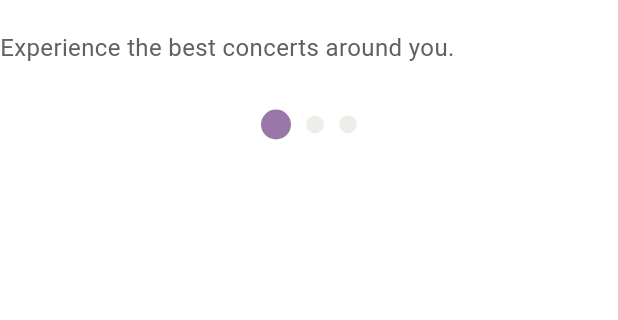
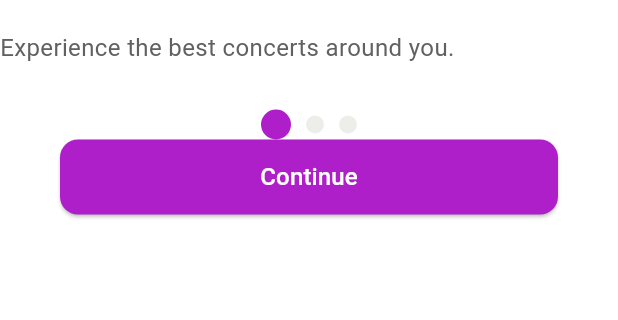
Before and after one commit to Frientia/project_mobile_UAS, a Flutter app: the screen it shows after launch, on a phone screen of 412 x 824 dp, the part 411-731 px from its top. Run offline on Flutter 3.47's test engine with Material 3 defaults, Android fonts, the phone set to English and light mode, and no system bars.

Commit message:
menambahkan ElevatedButton

```diff
--- a/lib/screens/splash_screen1.dart
+++ b/lib/screens/splash_screen1.dart
@@ -46,7 +46,7 @@ class SplashScreen1 extends StatelessWidget {
                   width: 20,
                   height: 20,
                   decoration: BoxDecoration(
-                    color: const Color.fromARGB(196, 122, 79, 143),
+                    color: const Color.fromARGB(255, 174, 31, 202),
                     shape: BoxShape.circle,
                   ),
                 ),
@@ -70,6 +70,27 @@ class SplashScreen1 extends StatelessWidget {
                 ),
               ],
             ),
+            Container(
+                margin: const EdgeInsets.only(left: 40, right: 40),
+                child: SizedBox(
+                  width: double.infinity,
+                  height: 50,
+                  child: ElevatedButton(
+                    onPressed: () {},
+                    style: ElevatedButton.styleFrom(
+                      backgroundColor: const Color.fromARGB(255, 174, 31, 202),
+                      shape: RoundedRectangleBorder(
+                        borderRadius: BorderRadius.circular(12),
+                      ),
+                    ),
+                    child: const Text(
+                      'Continue',
+                      style: TextStyle(fontSize: 16, color: Colors.white),
+                    ),
+                  ),
+                ),
+              ),
+            SizedBox(height: 70),
           ],
         ),
       ),
```
